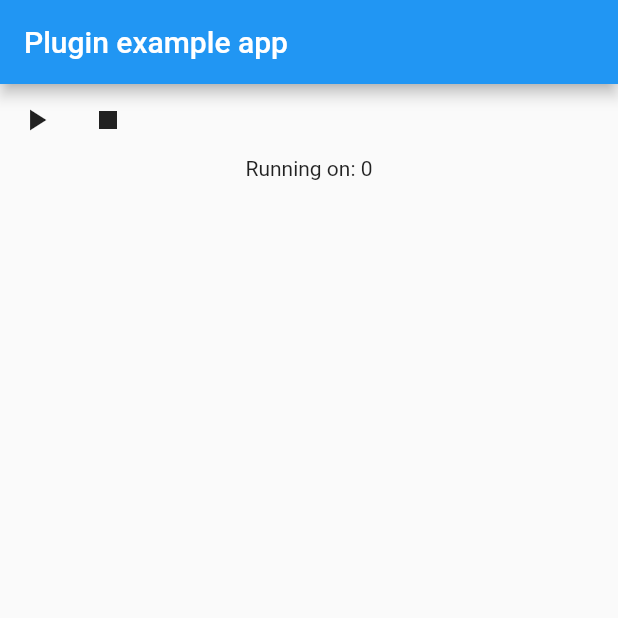
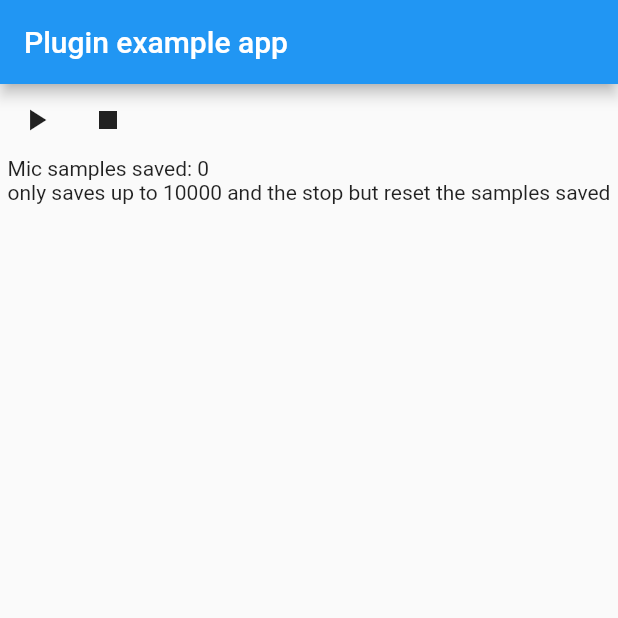
Before and after one commit to hungrymonkey/mic_stream, a Flutter app: the screen it shows after launch, on a phone screen of 412 x 824 dp, the top half of it. Run offline on Flutter 3.47's test engine with Material 2 defaults, Android fonts, the phone set to English and light mode, and no system bars; statements that could not run were skipped.

```diff
--- a/example/lib/main.dart
+++ b/example/lib/main.dart
@@ -19,6 +19,7 @@ class _MyAppState extends State<MyApp> {
   List<StreamSubscription<dynamic>> _micStreamSubscription = <StreamSubscription<dynamic>>[];
   Uint16List _micAudioFragment= null;
   List<int> _micClip = null;
+  num _samples = 10000;
   FragmentPlayer _fPlayer;
   num _counter;
   @override
@@ -31,7 +32,7 @@ class _MyAppState extends State<MyApp> {
       setState((){
         _micAudioFragment = e.audioData;
 
-        if(_counter < 10000) {
+        if(_counter < _samples) {
             _micClip.addAll(_micAudioFragment);
           _counter++;
         }
@@ -75,7 +76,9 @@ class _MyAppState extends State<MyApp> {
                         }),
                   ],
               ),
-              new Text('Running on: ${_counter}\n'),
+              new Text('Mic samples saved: ${_counter}\n'
+                 'only saves up to ${_samples} and the stop but reset the samples '
+                  'saved'),
             ],
           ),
         ),
```
